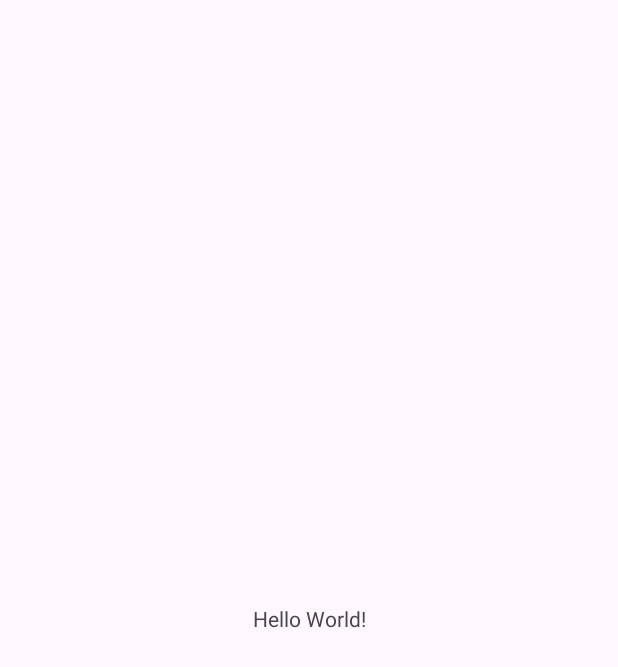
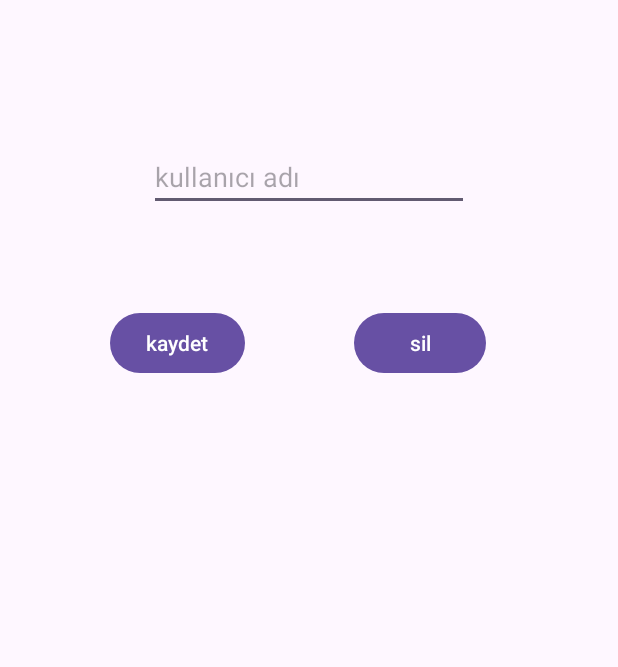
Before and after one commit to mustafa91-py/kullaniciAdiSaklama, an Android app: the screen it shows after launch (MainActivity), on a phone screen of 412 x 824 dp. Before the commit the part shown is almost empty. Shown: the top 667 px of the screen. Run offline under Robolectric (Android 15) with nearby library versions, the phone set to English and light mode, and no system bars; 2 statements that could not run were skipped.

```diff
--- a/app/build.gradle.kts
+++ b/app/build.gradle.kts
@@ -4,6 +4,7 @@ plugins {
 }
 
 android {
+    viewBinding { enable = true }
     namespace = "com.mustafauyar.kullaniciadisaklama"
     compileSdk = 34
 
--- a/app/src/main/java/com/mustafauyar/kullaniciadisaklama/MainActivity.kt
+++ b/app/src/main/java/com/mustafauyar/kullaniciadisaklama/MainActivity.kt
@@ -1,11 +1,28 @@
 package com.mustafauyar.kullaniciadisaklama
+import com.mustafauyar.kullaniciadisaklama.databinding.ActivityMainBinding
 
+import android.content.Context
+import android.content.SharedPreferences
 import androidx.appcompat.app.AppCompatActivity
 import android.os.Bundle
+import android.view.View
 
 class MainActivity : AppCompatActivity() {
+    private lateinit var binding:ActivityMainBinding
+    lateinit var sharedPreferences: SharedPreferences
     override fun onCreate(savedInstanceState: Bundle?) {
         super.onCreate(savedInstanceState)
         setContentView(R.layout.activity_main)
+        setContentView(binding.root)
+        binding = ActivityMainBinding.inflate(layoutInflater)
+    sharedPreferences =this.getSharedPreferences("com.mustafauyar.kullaniciadisaklama",
+        Context.MODE_PRIVATE)
+    }
+    fun kaydet(view: View){
+        val kullaniciAdiAl = binding.isimText.text.toString()
+
+    }
+    fun sil (view: View){
+
     }
 }
--- a/app/src/main/res/layout/activity_main.xml
+++ b/app/src/main/res/layout/activity_main.xml
@@ -6,13 +6,36 @@
     android:layout_height="match_parent"
     tools:context=".MainActivity">
 
-    <TextView
+    <EditText
+        android:id="@+id/isimText"
         android:layout_width="wrap_content"
         android:layout_height="wrap_content"
-        android:text="Hello World!"
-        app:layout_constraintBottom_toBottomOf="parent"
+        android:layout_marginTop="95dp"
+        android:ems="10"
+        android:hint="kullanıcı adı"
+        android:inputType="text"
         app:layout_constraintEnd_toEndOf="parent"
         app:layout_constraintStart_toStartOf="parent"
         app:layout_constraintTop_toTopOf="parent" />
 
+    <Button
+        android:id="@+id/buttonKaydet"
+        android:layout_width="wrap_content"
+        android:layout_height="wrap_content"
+        android:onClick="kaydet"
+        android:text="kaydet"
+        app:layout_constraintBaseline_toBaselineOf="@+id/buttonSil"
+        app:layout_constraintEnd_toStartOf="@+id/buttonSil"
+        app:layout_constraintStart_toStartOf="parent" />
+
+    <Button
+        android:id="@+id/buttonSil"
+        android:layout_width="wrap_content"
+        android:layout_height="wrap_content"
+        android:layout_marginTop="64dp"
+        android:layout_marginEnd="88dp"
+        android:onClick="sil"
+        android:text="sil"
+        app:layout_constraintEnd_toEndOf="parent"
+        app:layout_constraintTop_toBottomOf="@+id/isimText" />
 </androidx.constraintlayout.widget.ConstraintLayout>
```
